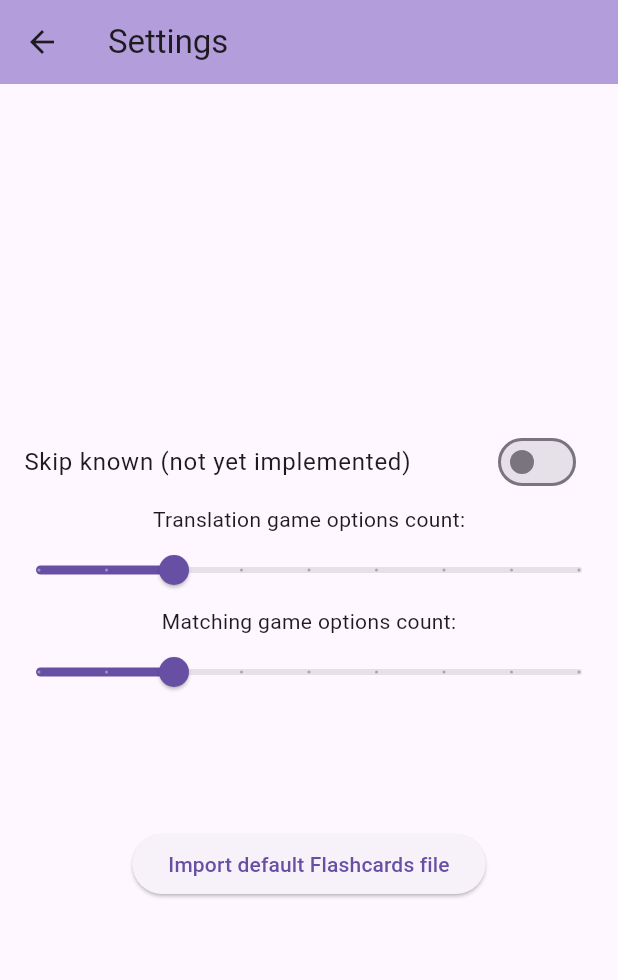
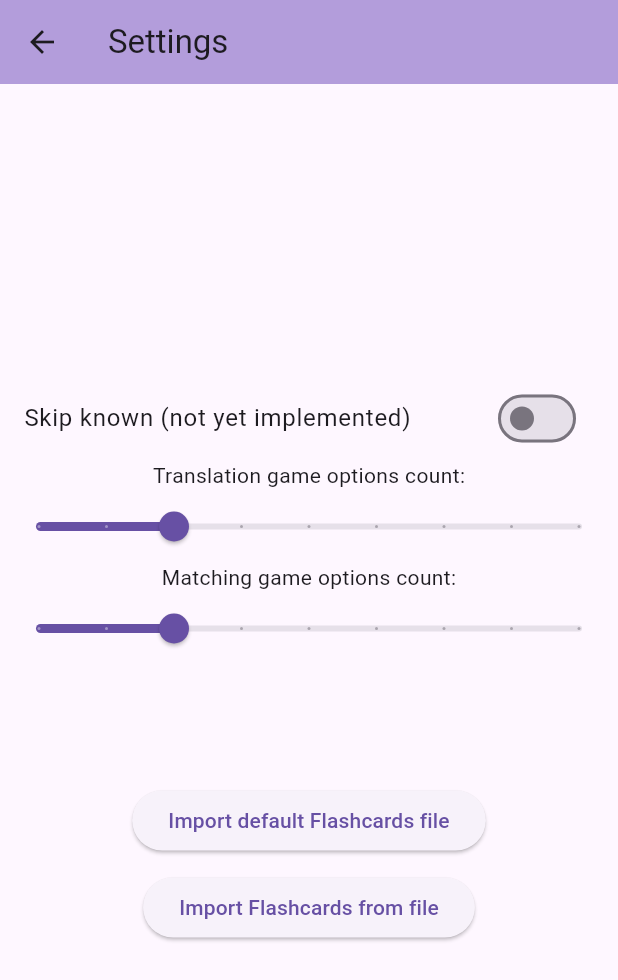
Before and after one commit to Koczek9/FlutterFlashcards, a Flutter app: the SettingsScreen screen opened directly, after a tap on "Import default Flashcards file", on a phone screen of 412 x 824 dp. Shown: the top 980 px of the screen. Run offline on Flutter 3.47's test engine with Material 3 defaults, Android fonts, the phone set to English and light mode, and no system bars; our stand-ins replace file_picker, flutter_riverpod.

Commit message:
Added possibility of pick file with Flashcards.

```diff
--- a/flashcards_flutter/lib/providers/flashcards_provider.dart
+++ b/flashcards_flutter/lib/providers/flashcards_provider.dart
@@ -31,6 +31,17 @@ class FlashcardsProvider extends StateNotifier<List<Flashcard>> {
 
   void importDefaultFlashcards() async {
     var xmlString = await loadDictionaryXml();
+    parseFlashcardsXml(xmlString);
+    saveToFile();
+  }
+
+  void importFlashcardsFromFile(String filePath) async {
+    final file = File(filePath);
+    if (!file.existsSync()) {
+      print('Flashcards file does not exist at ${file.path}.');
+      return;
+    }
+    var xmlString = await file.readAsString();
     parseFlashcardsXml(xmlString);
     saveToFile();
   }
--- a/flashcards_flutter/pubspec.yaml
+++ b/flashcards_flutter/pubspec.yaml
@@ -37,6 +37,7 @@ dependencies:
   flutter_riverpod: ^2.6.1
   xml: ^6.5.0
   path_provider: ^2.1.5
+  file_picker: ^10.3.1
 
 dev_dependencies:
   flutter_test:
```
Also changed, not shown: flashcards_flutter/lib/screens/settings_screen.dart (+40 -0 lines), flashcards_flutter/pubspec.lock, 1 other file.
